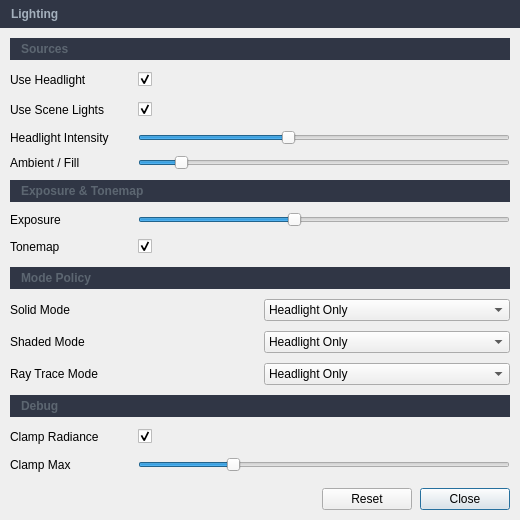
The window that ApplicationUI/SubWindows/LightingSettingsDialog.ui (dgiannop/IMP-3D) describes before a commit, drawn with Qt 5.
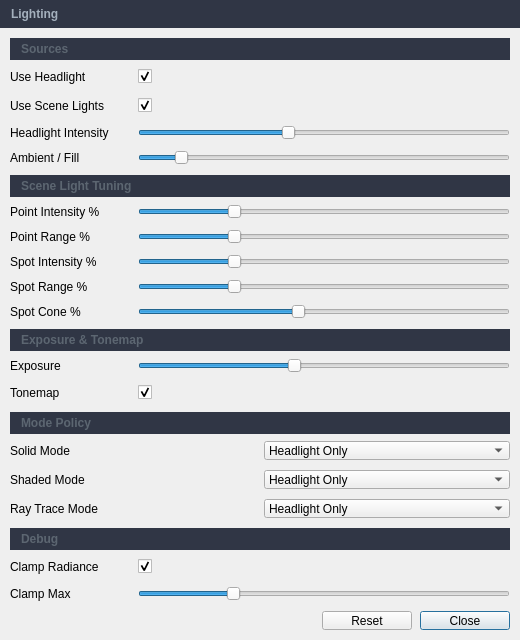
The same window after the commit.

Commit message:
Lighting: clarify WORLD-space GPU light conventions and exposure semantics
- Updated GpuLight header comments to explicitly define WORLD-space contract
- Removed outdated VIEW-space assumptions from documentation
- Documented dir_range.w usage (range vs angular radius)
- Clarified that exposure is stored in LightsUBO.ambient.a as a frame/camera scalar, not ambient strength
- Reinforced separation between engine-side Light model and GPU packing struct

```diff
--- a/ApplicationUI/SubWindows/LightingSettingsDialog.ui
+++ b/ApplicationUI/SubWindows/LightingSettingsDialog.ui
@@ -7,7 +7,7 @@
     <x>0</x>
     <y>0</y>
     <width>520</width>
-    <height>520</height>
+    <height>640</height>
    </rect>
   </property>
   <property name="minimumSize">
@@ -273,6 +273,214 @@
       </layout>
      </item>
 
+     <!-- Section: Scene Light Tuning -->
+     <item>
+      <widget class="QLabel" name="sceneTuningSectionLabel">
+       <property name="minimumSize">
+        <size>
+         <width>0</width>
+         <height>22</height>
+        </size>
+       </property>
+       <property name="styleSheet">
+        <string notr="true">QLabel {
+    background-color: #303645;
+    color: rgb(92,102,113);
+    font-weight: 600;
+    padding-left: 8px;
+}</string>
+       </property>
+       <property name="text">
+        <string>Scene Light Tuning</string>
+       </property>
+      </widget>
+     </item>
+
+     <item>
+      <layout class="QHBoxLayout" name="scenePointIntensityMulRow">
+       <property name="spacing">
+        <number>8</number>
+       </property>
+       <item>
+        <widget class="QLabel" name="scenePointIntensityMulLabel">
+         <property name="minimumSize">
+          <size>
+           <width>120</width>
+           <height>0</height>
+          </size>
+         </property>
+         <property name="text">
+          <string>Point Intensity %</string>
+         </property>
+        </widget>
+       </item>
+       <item>
+        <widget class="QSlider" name="scenePointIntensityMulSlider">
+         <property name="minimum">
+          <number>0</number>
+         </property>
+         <property name="maximum">
+          <number>400</number>
+         </property>
+         <property name="value">
+          <number>100</number>
+         </property>
+         <property name="orientation">
+          <enum>Qt::Orientation::Horizontal</enum>
+         </property>
+        </widget>
+       </item>
+      </layout>
+     </item>
+
+     <item>
+      <layout class="QHBoxLayout" name="scenePointRangeMulRow">
+       <property name="spacing">
+        <number>8</number>
+       </property>
+       <item>
+        <widget class="QLabel" name="scenePointRangeMulLabel">
+         <property name="minimumSize">
+          <size>
+           <width>120</width>
+           <height>0</height>
+          </size>
+         </property>
+         <property name="text">
+          <string>Point Range %</string>
+         </property>
+        </widget>
+       </item>
+       <item>
+        <widget class="QSlider" name="scenePointRangeMulSlider">
+         <property name="minimum">
+          <number>0</number>
+         </property>
+         <property name="maximum">
+          <number>400</number>
+         </property>
+         <property name="value">
+          <number>100</number>
+         </property>
+         <property name="orientation">
+          <enum>Qt::Orientation::Horizontal</enum>
+         </property>
+        </widget>
+       </item>
+      </layout>
+     </item>
+
+     <item>
+      <layout class="QHBoxLayout" name="sceneSpotIntensityMulRow">
+       <property name="spacing">
+        <number>8</number>
+       </property>
+       <item>
+        <widget class="QLabel" name="sceneSpotIntensityMulLabel">
+         <property name="minimumSize">
+          <size>
+           <width>120</width>
+           <height>0</height>
+          </size>
+         </property>
+         <property name="text">
+          <string>Spot Intensity %</string>
+         </property>
+        </widget>
+       </item>
+       <item>
+        <widget class="QSlider" name="sceneSpotIntensityMulSlider">
+         <property name="minimum">
+          <number>0</number>
+         </property>
+         <property name="maximum">
+          <number>400</number>
+         </property>
+         <property name="value">
+          <number>100</number>
+         </property>
+         <property name="orientation">
+          <enum>Qt::Orientation::Horizontal</enum>
+         </property>
+        </widget>
+       </item>
+      </layout>
+     </item>
+
+     <item>
+      <layout class="QHBoxLayout" name="sceneSpotRangeMulRow">
+       <property name="spacing">
+        <number>8</number>
+       </property>
+       <item>
+        <widget class="QLabel" name="sceneSpotRangeMulLabel">
+         <property name="minimumSize">
+          <size>
+           <width>120</width>
+           <height>0</height>
+          </size>
+         </property>
+         <property name="text">
+          <string>Spot Range %</string>
+         </property>
+        </widget>
+       </item>
+       <item>
+        <widget class="QSlider" name="sceneSpotRangeMulSlider">
+         <property name="minimum">
+          <number>0</number>
+         </property>
+         <property name="maximum">
+          <number>400</number>
+         </property>
+         <property name="value">
+          <number>100</number>
+         </property>
+         <property name="orientation">
+          <enum>Qt::Orientation::Horizontal</enum>
+         </property>
+        </widget>
+       </item>
+      </layout>
+     </item>
+
+     <item>
+      <layout class="QHBoxLayout" name="sceneSpotConeMulRow">
+       <property name="spacing">
+        <number>8</number>
+       </property>
+       <item>
+        <widget class="QLabel" name="sceneSpotConeMulLabel">
+         <property name="minimumSize">
+          <size>
+           <width>120</width>
+           <height>0</height>
+          </size>
+         </property>
+         <property name="text">
+          <string>Spot Cone %</string>
+         </property>
+        </widget>
+       </item>
+       <item>
+        <widget class="QSlider" name="sceneSpotConeMulSlider">
+         <property name="minimum">
+          <number>25</number>
+         </property>
+         <property name="maximum">
+          <number>200</number>
+         </property>
+         <property name="value">
+          <number>100</number>
+         </property>
+         <property name="orientation">
+          <enum>Qt::Orientation::Horizontal</enum>
+         </property>
+        </widget>
+       </item>
+      </layout>
+     </item>
+
      <!-- Section: Exposure -->
      <item>
       <widget class="QLabel" name="exposureSectionLabel">
@@ -417,21 +625,9 @@
        </item>
        <item>
         <widget class="QComboBox" name="solidModeCombo">
-         <item>
-          <property name="text">
-           <string>Headlight Only</string>
-          </property>
-         </item>
-         <item>
-          <property name="text">
-           <string>Scene Only</string>
-          </property>
-         </item>
-         <item>
-          <property name="text">
-           <string>Headlight + Scene</string>
-          </property>
-         </item>
+         <item><property name="text"><string>Headlight Only</string></property></item>
+         <item><property name="text"><string>Scene Only</string></property></item>
+         <item><property name="text"><string>Headlight + Scene</string></property></item>
         </widget>
        </item>
       </layout>
@@ -457,21 +653,9 @@
        </item>
        <item>
         <widget class="QComboBox" name="shadedModeCombo">
-         <item>
-          <property name="text">
-           <string>Headlight Only</string>
-          </property>
-         </item>
-         <item>
-          <property name="text">
-           <string>Scene Only</string>
-          </property>
-         </item>
-         <item>
-          <property name="text">
-           <string>Headlight + Scene</string>
-          </property>
-         </item>
+         <item><property name="text"><string>Headlight Only</string></property></item>
+         <item><property name="text"><string>Scene Only</string></property></item>
+         <item><property name="text"><string>Headlight + Scene</string></property></item>
         </widget>
        </item>
       </layout>
@@ -497,21 +681,9 @@
        </item>
        <item>
         <widget class="QComboBox" name="rtModeCombo">
-         <item>
-          <property name="text">
-           <string>Headlight Only</string>
-          </property>
-         </item>
-         <item>
-          <property name="text">
-           <string>Scene Only</string>
-          </property>
-         </item>
-         <item>
-          <property name="text">
-           <string>Headlight + Scene</string>
-          </property>
-         </item>
+         <item><property name="text"><string>Headlight Only</string></property></item>
+         <item><property name="text"><string>Scene Only</string></property></item>
+         <item><property name="text"><string>Headlight + Scene</string></property></item>
         </widget>
        </item>
       </layout>
```
Left out of the diff: 4 changed lines with no effect on the pictures. The commit also changes 5 other files.
